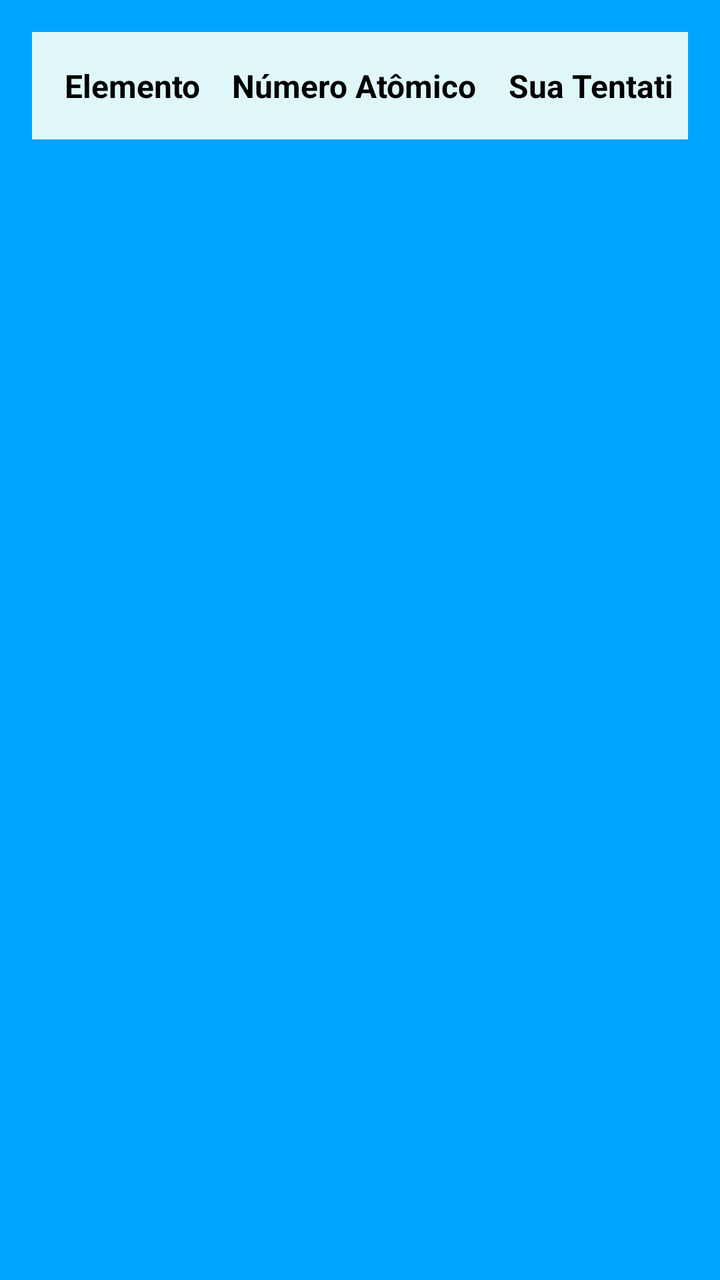
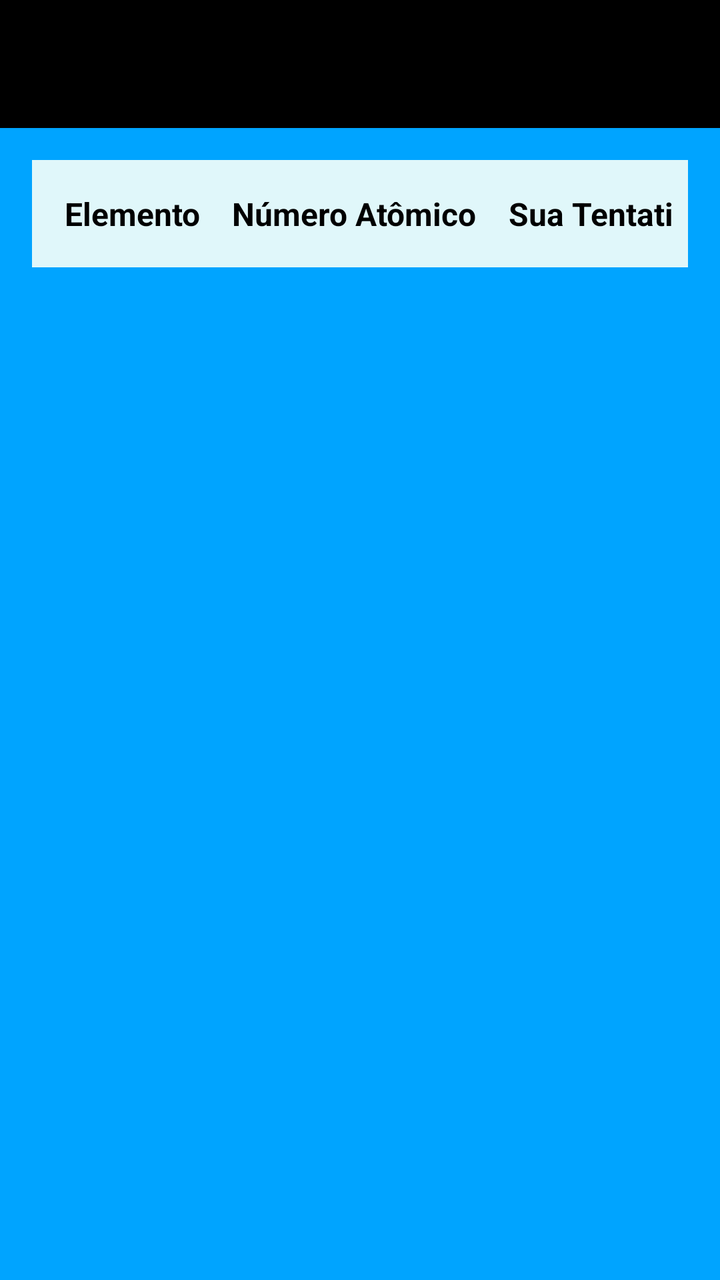

An Android layout rendered at two revisions. The XML below is the earlier revision; the diff shows what the commit changed to produce the second picture.
<!-- AndroidManifest.xml: application theme Theme.ErmesonBalbinotAndrade -->
<!-- res/layout/activity_resultado.xml -->
<?xml version="1.0" encoding="utf-8"?>
<ScrollView xmlns:android="http://schemas.android.com/apk/res/android"
    android:layout_width="match_parent"
    android:layout_height="match_parent"
    android:background="@color/azul"
    android:padding="8dp">

    <TableLayout
        android:id="@+id/tableLayoutGabarito"
        android:layout_width="match_parent"
        android:layout_height="wrap_content"
        android:stretchColumns="1"
        android:background="@color/branco_azul"
        android:showDividers="middle"
        android:padding="4dp"
        android:layout_margin="8dp">

        <TableRow
            android:padding="4dp">

            <TextView
                android:text="Elemento"
                android:layout_margin="8dp"
                android:textStyle="bold"
                android:textSize="16sp"
                android:textColor="@color/black"
                android:gravity="center" />

            <TextView
                android:text="Número Atômico"
                android:layout_margin="8dp"
                android:textStyle="bold"
                android:textSize="16sp"
                android:textColor="@color/black"
                android:gravity="center" />

            <TextView
                android:text="Sua Tentativa"
                android:layout_margin="8dp"
                android:textStyle="bold"
                android:textSize="16sp"
                android:textColor="@color/black"
                android:gravity="center" />

            <TextView
                android:text="Resultado"
                android:layout_margin="8dp"
                android:textStyle="bold"
                android:textSize="16sp"
                android:textColor="@color/black"
                android:gravity="center" />
        </TableRow>

    </TableLayout>
</ScrollView>
<!-- resources referenced by this layout -->
<resources>
  <color name="azul">#00A4FF</color>
  <color name="black">#FF000000</color>
  <color name="branco_azul">#E0F7FA</color>
  <style name="Theme.ErmesonBalbinotAndrade" parent="Base.Theme.ErmesonBalbinotAndrade" />
  <style name="Base.Theme.ErmesonBalbinotAndrade" parent="Theme.Material3.DayNight.NoActionBar">
          
          
      </style>
</resources>

<!-- the commit's change to res/layout/activity_resultado.xml (unified diff, before → after) -->
@@ -1,55 +1,78 @@
 <?xml version="1.0" encoding="utf-8"?>
-<ScrollView xmlns:android="http://schemas.android.com/apk/res/android"
+<androidx.coordinatorlayout.widget.CoordinatorLayout xmlns:android="http://schemas.android.com/apk/res/android"
     android:layout_width="match_parent"
     android:layout_height="match_parent"
-    android:background="@color/azul"
-    android:padding="8dp">
+    xmlns:app="http://schemas.android.com/apk/res-auto"
+    android:background="@color/azul">
 
-    <TableLayout
-        android:id="@+id/tableLayoutGabarito"
+    <androidx.appcompat.widget.Toolbar
+        android:id="@+id/toolbar"
         android:layout_width="match_parent"
         android:layout_height="wrap_content"
-        android:stretchColumns="1"
-        android:background="@color/branco_azul"
-        android:showDividers="middle"
-        android:padding="4dp"
-        android:layout_margin="8dp">
+        android:background="@color/black"
+        android:theme="@style/ThemeOverlay.AppCompat.Dark.ActionBar"
+        android:elevation="4dp"
+        app:subtitleTextColor="@color/black"/>
 
-        <TableRow
-            android:padding="4dp">
+    <ScrollView
+        android:layout_width="match_parent"
+        android:layout_height="match_parent"
+        android:layout_marginTop="?attr/actionBarSize"
+        android:padding="8dp">
 
-            <TextView
-                android:text="Elemento"
-                android:layout_margin="8dp"
-                android:textStyle="bold"
-                android:textSize="16sp"
-                android:textColor="@color/black"
-                android:gravity="center" />
+        <LinearLayout
+            android:layout_width="match_parent"
+            android:layout_height="wrap_content"
+            android:orientation="vertical">
 
-            <TextView
-                android:text="Número Atômico"
-                android:layout_margin="8dp"
-                android:textStyle="bold"
-                android:textSize="16sp"
-                android:textColor="@color/black"
-                android:gravity="center" />
+            <TableLayout
+                android:id="@+id/tableLayoutGabarito"
+                android:layout_width="match_parent"
+                android:layout_height="wrap_content"
+                android:stretchColumns="1"
+                android:background="@color/branco_azul"
+                android:showDividers="middle"
+                android:padding="4dp"
+                android:layout_margin="8dp">
 
-            <TextView
-                android:text="Sua Tentativa"
-                android:layout_margin="8dp"
-                android:textStyle="bold"
-                android:textSize="16sp"
-                android:textColor="@color/black"
-                android:gravity="center" />
+                <TableRow
+                    android:padding="4dp">
 
-            <TextView
-                android:text="Resultado"
-                android:layout_margin="8dp"
-                android:textStyle="bold"
-                android:textSize="16sp"
-                android:textColor="@color/black"
-                android:gravity="center" />
-        </TableRow>
+                    <TextView
+                        android:text="Elemento"
+                        android:layout_margin="8dp"
+                        android:textStyle="bold"
+                        android:textSize="16sp"
+                        android:textColor="@color/black"
+                        android:gravity="center" />
 
-    </TableLayout>
-</ScrollView>
+                    <TextView
+                        android:text="Número Atômico"
+                        android:layout_margin="8dp"
+                        android:textStyle="bold"
+                        android:textSize="16sp"
+                        android:textColor="@color/black"
+                        android:gravity="center" />
+
+                    <TextView
+                        android:text="Sua Tentativa"
+                        android:layout_margin="8dp"
+                        android:textStyle="bold"
+                        android:textSize="16sp"
+                        android:textColor="@color/black"
+                        android:gravity="center" />
+
+                    <TextView
+                        android:text="Resultado"
+                        android:layout_margin="8dp"
+                        android:textStyle="bold"
+                        android:textSize="16sp"
+                        android:textColor="@color/black"
+                        android:gravity="center" />
+                </TableRow>
+            </TableLayout>
+
+        </LinearLayout>
+    </ScrollView>
+
+</androidx.coordinatorlayout.widget.CoordinatorLayout>
